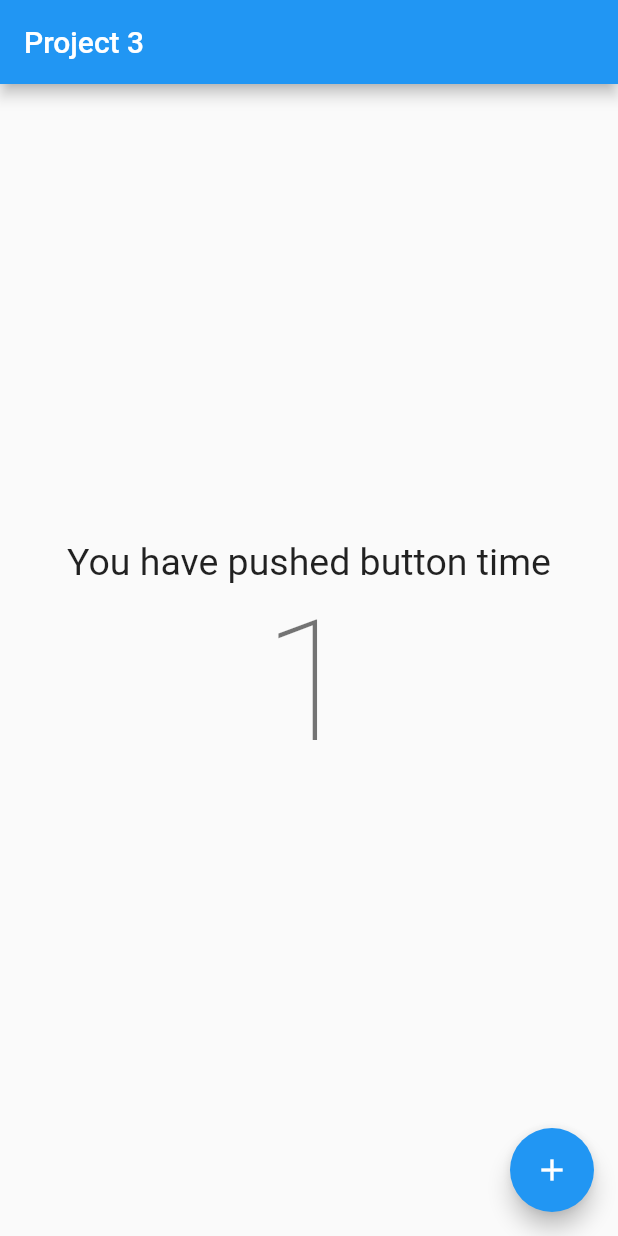
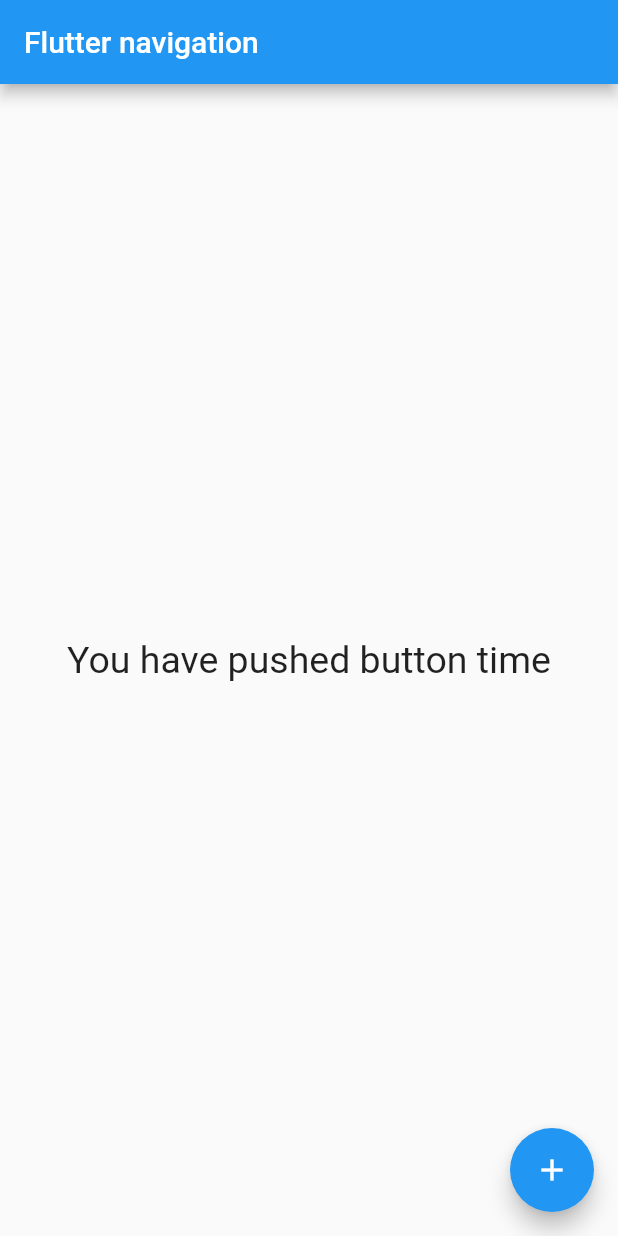
Before and after one commit to Nadil97/Flutter_Basic, a Flutter app: the screen it shows after launch, after a tap on the "add" icon, on a phone screen of 412 x 824 dp. Run offline on Flutter 3.47's test engine with Material 2 defaults, Android fonts, the phone set to English and light mode, and no system bars; our stand-ins replace device_preview.

Commit message:
navigation

```diff
--- a/flutter_basic3/lib/main.dart
+++ b/flutter_basic3/lib/main.dart
@@ -12,32 +12,26 @@
   Widget build(BuildContext context) {
     return MaterialApp(
       title: "project 03",
-      home: Homepage(),
+      home: Homepage(
+        title: 'Flutter navigation',
+      ),
     );
   }
 }
 
 class Homepage extends StatefulWidget {
-  const Homepage({Key? key}) : super(key: key);
-
+  const Homepage({required this.title}); //: super(key: key);
+  final String title;
   @override
   State<Homepage> createState() => _HomepageState();
 }
 
 class _HomepageState extends State<Homepage> {
-  int count = 0;
-  void increment() {
-    setState(() {
-      count = count + 1;
-      print(count);
-    });
-  }
-
   @override
   Widget build(BuildContext context) {
     return Scaffold(
       appBar: AppBar(
-        title: Text("Project 3"),
+        title: Text(widget.title),
       ),
       body: Center(
         child: Column(mainAxisAlignment: MainAxisAlignment.center, children: [
@@ -45,15 +39,11 @@
             "You have pushed button time",
             style: TextStyle(fontSize: 25.0),
           ),
-          Text(
-            '$count',
-            style: Theme.of(context).textTheme.displayLarge,
-          ),
         ]),
       ),
       floatingActionButton: FloatingActionButton(
         child: Icon(Icons.add),
-        onPressed: increment,
+        onPressed: () {},
       ),
     );
   }
```
